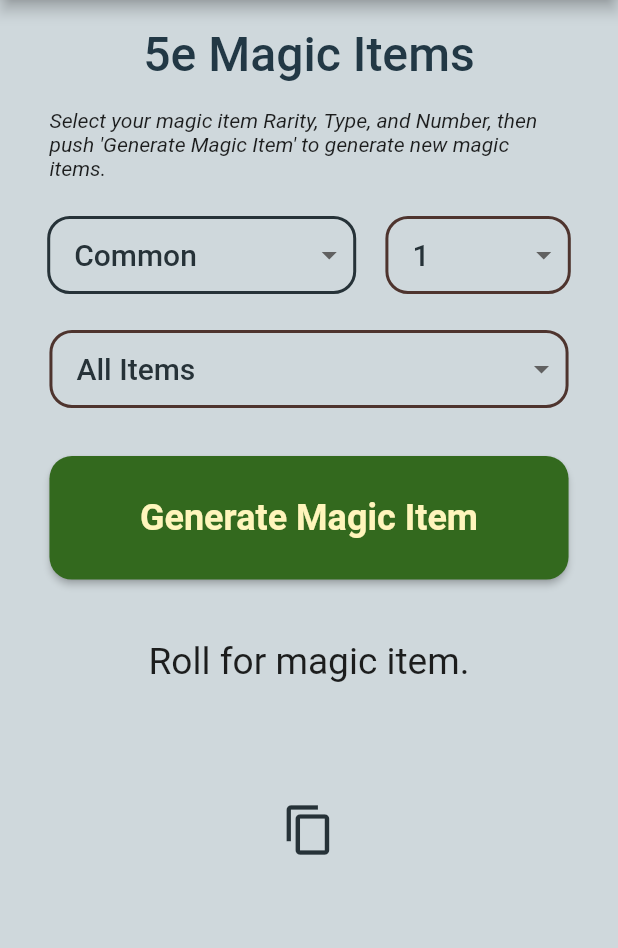
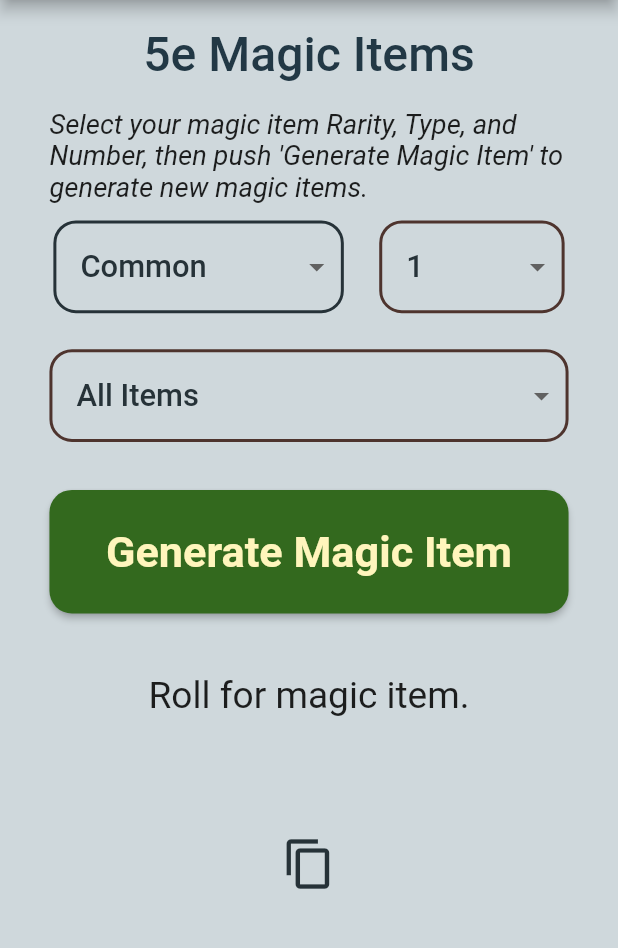
Before and after one commit to villagelder/generator5e, a Flutter app: the screen it shows after launch, after a tap on "Magic Items", on a phone screen of 412 x 824 dp, the part 84-1032 px from its top. Run offline on Flutter 3.47's test engine with Material 2 defaults, Android fonts, the phone set to English and light mode, and no system bars; Roboto replaces fonts that are missing (Georgia).

Commit message:
fixing responsive

```diff
--- a/lib/screens/DND5e/magicitems.dart
+++ b/lib/screens/DND5e/magicitems.dart
@@ -41,13 +41,13 @@ class MagicItemsPage extends MaterialPageRoute<Null> {
                   ),
                   SizedBox(
                     width: MediaQuery.of(ctx).size.width * 0.84,
-                    child: const Padding(
-                      padding: EdgeInsets.fromLTRB(0, 12.0, 0, 12.0),
+                    child:  Padding(
+                      padding: const EdgeInsets.fromLTRB(0, 12, 0, 0),
                       child: Text(
                         'Select your magic item Rarity, Type, and Number, then push \'Generate Magic Item\' to '
                         'generate new magic items.',
                         style: TextStyle(
-                            fontFamily: 'Georgia', fontStyle: FontStyle.italic),
+                            fontFamily: 'Georgia', fontSize: MediaQuery.of(ctx).size.height * 0.022, fontStyle: FontStyle.italic),
                       ),
                     ),
                   ),
@@ -114,7 +114,8 @@ class _RarityDDBState extends State<RarityDDB> {
             style: BorderStyle.solid,
             width: 2.0),
       ),
-      width: MediaQuery.of(context).size.width * 0.5,
+      width: MediaQuery.of(context).size.width * 0.47,
+      height: MediaQuery.of(context).size.height * 0.075,
       child: DropdownButtonHideUnderline(
         child: ButtonTheme(
           alignedDropdown: true,
@@ -122,10 +123,10 @@ class _RarityDDBState extends State<RarityDDB> {
             value: rarityValue,
             icon: const Icon(Icons.arrow_drop_down_outlined),
             elevation: 16,
-            style: const TextStyle(
-              color: Color.fromRGBO(38, 50, 56, 1.0),
+            style: TextStyle(
+              color: const Color.fromRGBO(38, 50, 56, 1.0),
               fontFamily: 'Georgia',
-              fontSize: 20,
+              fontSize: MediaQuery.of(context).size.height * 0.025,
               fontWeight: FontWeight.w500,
             ),
             underline: Container(
@@ -163,6 +164,7 @@ class _NumberDDBState extends State<NumberDDB> {
             color: Colors.brown.shade800, style: BorderStyle.solid, width: 2.0),
       ),
       width: MediaQuery.of(context).size.width * 0.3,
+      height: MediaQuery.of(context).size.height * 0.075,
       child: DropdownButtonHideUnderline(
         child: ButtonTheme(
           alignedDropdown: true,
@@ -170,10 +172,10 @@ class _NumberDDBState extends State<NumberDDB> {
             value: numberValue,
             icon: const Icon(Icons.arrow_drop_down_outlined),
             elevation: 16,
-            style: const TextStyle(
-                color: Color.fromRGBO(38, 50, 56, 1.0),
+            style: TextStyle(
+                color: const Color.fromRGBO(38, 50, 56, 1.0),
                 fontFamily: 'Georgia',
-                fontSize: 20,
+                fontSize: MediaQuery.of(context).size.height * 0.025,
                 fontWeight: FontWeight.w500),
             underline: Container(
               height: 2,
@@ -210,6 +212,7 @@ class _ItemTypeDDBState extends State<ItemTypeDDB> {
             color: Colors.brown.shade800, style: BorderStyle.solid, width: 2.0),
       ),
       width: MediaQuery.of(context).size.width * 0.84,
+      height: MediaQuery.of(context).size.height * 0.075,
       child: DropdownButtonHideUnderline(
         child: ButtonTheme(
           alignedDropdown: true,
@@ -217,10 +220,10 @@ class _ItemTypeDDBState extends State<ItemTypeDDB> {
             value: typeValue,
             icon: const Icon(Icons.arrow_drop_down_outlined),
             elevation: 16,
-            style: const TextStyle(
-                color: Color.fromRGBO(38, 50, 56, 1.0),
+            style: TextStyle(
+                color: const Color.fromRGBO(38, 50, 56, 1.0),
                 fontFamily: 'Georgia',
-                fontSize: 20,
+                fontSize: MediaQuery.of(context).size.height * 0.025,
                 fontWeight: FontWeight.w500),
             underline: Container(
               height: 2,
@@ -302,12 +305,12 @@ class _TextChangerState extends State<TextChanger> {
                 ),
               ),
               onPressed: () => updateText(),
-              child: const Text(
+              child: Text(
                 'Generate Magic Item',
                 style: TextStyle(
                     fontFamily: 'Georgia',
-                    fontSize: 24,
-                    fontWeight: FontWeight.w600),
+                    fontSize: MediaQuery.of(ctx).size.height * .035,
+                    fontWeight: FontWeight.w700),
               ),
             ),
           ),
```
